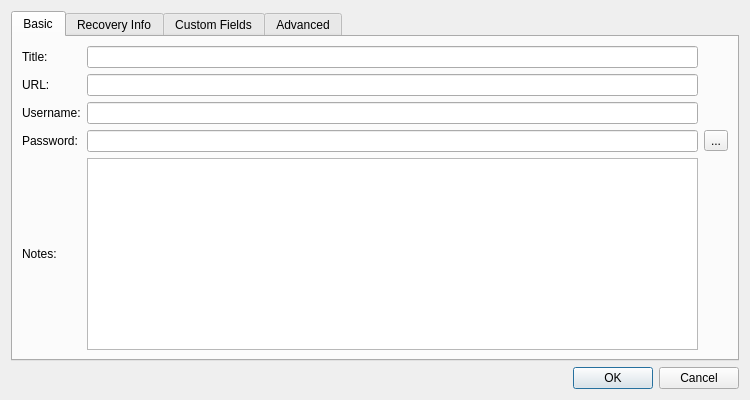
Qt form silverlock/entryeditdialog.ui (petroules/silverlock) before a commit.
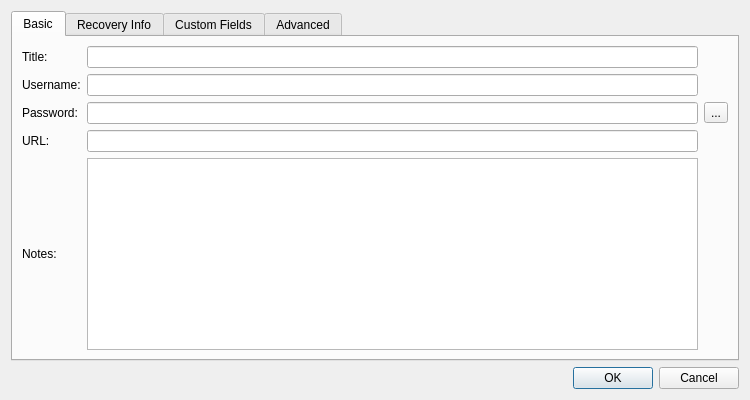
The same form after that commit.

Diff of the .ui file:
```diff
--- a/silverlock/entryeditdialog.ui
+++ b/silverlock/entryeditdialog.ui
@@ -34,16 +34,6 @@
        <item row="0" column="1">
         <widget class="QLineEdit" name="titleLineEdit"/>
        </item>
-       <item row="1" column="0">
-        <widget class="QLabel" name="urlLabel">
-         <property name="text">
-          <string>URL:</string>
-         </property>
-        </widget>
-       </item>
-       <item row="1" column="1">
-        <widget class="QLineEdit" name="urlLineEdit"/>
-       </item>
        <item row="2" column="0">
         <widget class="QLabel" name="usernameLabel">
          <property name="text">
@@ -64,14 +54,14 @@
        <item row="3" column="1">
         <widget class="QLineEdit" name="passwordLineEdit"/>
        </item>
-       <item row="5" column="0">
+       <item row="6" column="0">
         <widget class="QLabel" name="notesLabel">
          <property name="text">
           <string>Notes:</string>
          </property>
         </widget>
        </item>
-       <item row="5" column="1">
+       <item row="6" column="1">
         <widget class="QTextEdit" name="notesTextEdit"/>
        </item>
        <item row="3" column="2">
@@ -90,6 +80,16 @@
          </property>
         </widget>
        </item>
+       <item row="5" column="1">
+        <widget class="QLineEdit" name="urlLineEdit"/>
+       </item>
+       <item row="5" column="0">
+        <widget class="QLabel" name="urlLabel">
+         <property name="text">
+          <string>URL:</string>
+         </property>
+        </widget>
+       </item>
       </layout>
      </widget>
      <widget class="QWidget" name="recoveryTab">
```
Left out of the diff: 4 changed lines with no effect on the pictures.
